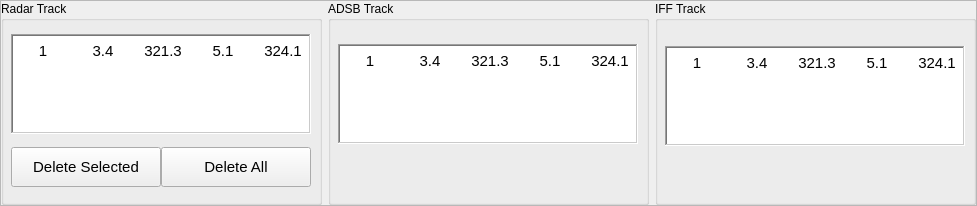
Before: the Qt Designer form RadarArhanud-2020/framebottom.ui in MiftahSalam/RadarArhanud-2020, drawn with Qt 5.
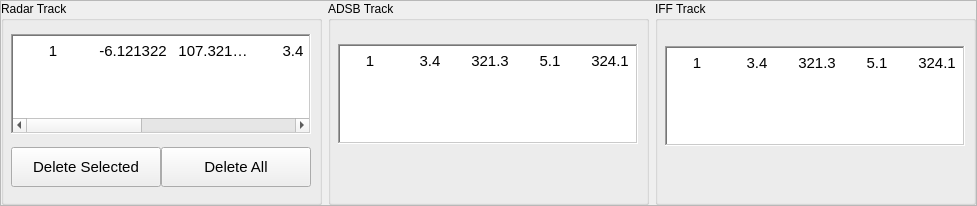
After: the same form once the commit is applied.

Diff of the .ui file:
```diff
--- a/RadarArhanud-2020/framebottom.ui
+++ b/RadarArhanud-2020/framebottom.ui
@@ -93,9 +93,6 @@
         <property name="frameShape">
          <enum>QFrame::WinPanel</enum>
         </property>
-        <property name="horizontalScrollBarPolicy">
-         <enum>Qt::ScrollBarAlwaysOff</enum>
-        </property>
         <property name="editTriggers">
          <set>QAbstractItemView::NoEditTriggers</set>
         </property>
@@ -115,7 +112,7 @@
          <number>2</number>
         </property>
         <property name="columnCount">
-         <number>6</number>
+         <number>7</number>
         </property>
         <attribute name="horizontalHeaderVisible">
          <bool>false</bool>
@@ -124,7 +121,7 @@
          <bool>true</bool>
         </attribute>
         <attribute name="horizontalHeaderDefaultSectionSize">
-         <number>60</number>
+         <number>80</number>
         </attribute>
         <attribute name="horizontalHeaderHighlightSections">
          <bool>false</bool>
@@ -158,6 +155,16 @@
           <string>ID</string>
          </property>
         </column>
+        <column>
+         <property name="text">
+          <string>Latitude</string>
+         </property>
+        </column>
+        <column>
+         <property name="text">
+          <string>Longitude</string>
+         </property>
+        </column>
         <column>
          <property name="text">
           <string>Range</string>
@@ -178,7 +185,6 @@
           <string>Course</string>
          </property>
         </column>
-        <column/>
         <item row="0" column="0">
          <property name="text">
           <string>1</string>
@@ -189,7 +195,7 @@
         </item>
         <item row="0" column="1">
          <property name="text">
-          <string>3.4</string>
+          <string>-6.121322</string>
          </property>
          <property name="textAlignment">
           <set>AlignCenter</set>
@@ -197,7 +203,7 @@
         </item>
         <item row="0" column="2">
          <property name="text">
-          <string>321.3</string>
+          <string>107.321232</string>
          </property>
          <property name="textAlignment">
           <set>AlignCenter</set>
@@ -205,13 +211,29 @@
         </item>
         <item row="0" column="3">
          <property name="text">
-          <string>5.1</string>
+          <string>3.4</string>
          </property>
          <property name="textAlignment">
           <set>AlignCenter</set>
          </property>
         </item>
         <item row="0" column="4">
+         <property name="text">
+          <string>321.3</string>
+         </property>
+         <property name="textAlignment">
+          <set>AlignCenter</set>
+         </property>
+        </item>
+        <item row="0" column="5">
+         <property name="text">
+          <string>5.1</string>
+         </property>
+         <property name="textAlignment">
+          <set>AlignCenter</set>
+         </property>
+        </item>
+        <item row="0" column="6">
          <property name="text">
           <string>324.1</string>
          </property>
```
Left out of the diff: 320 changed lines with no effect on the pictures.
